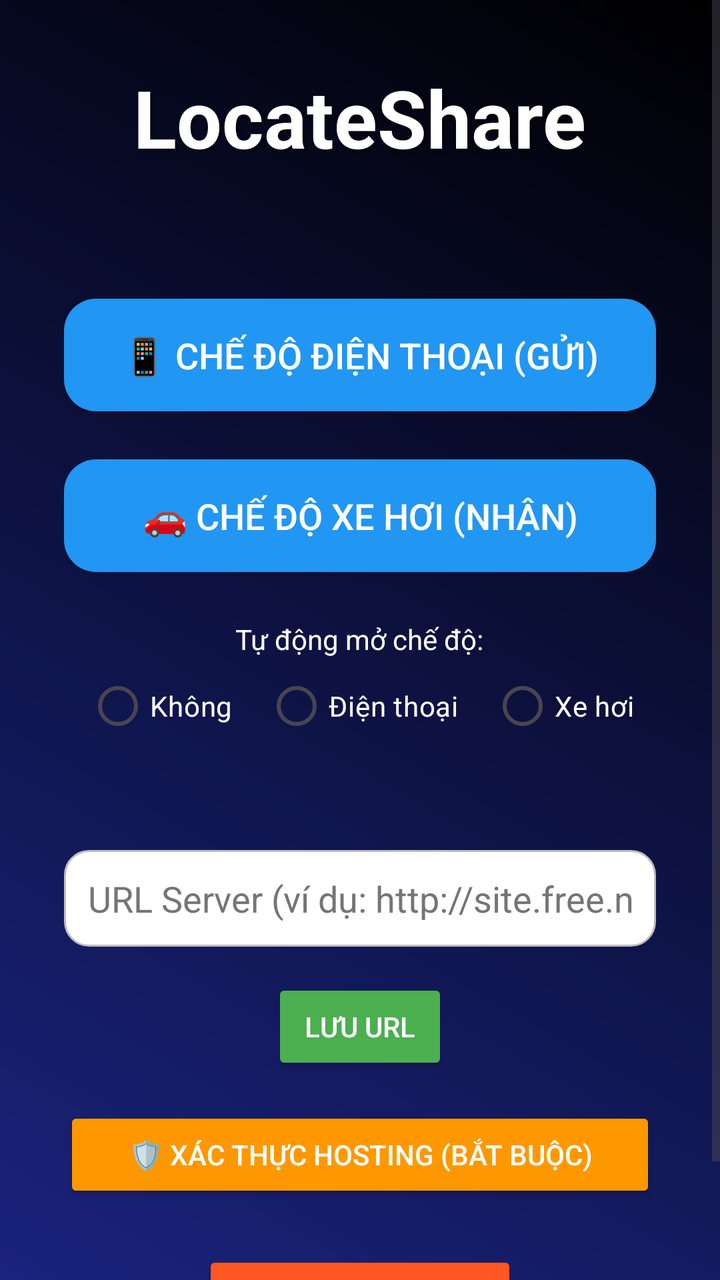
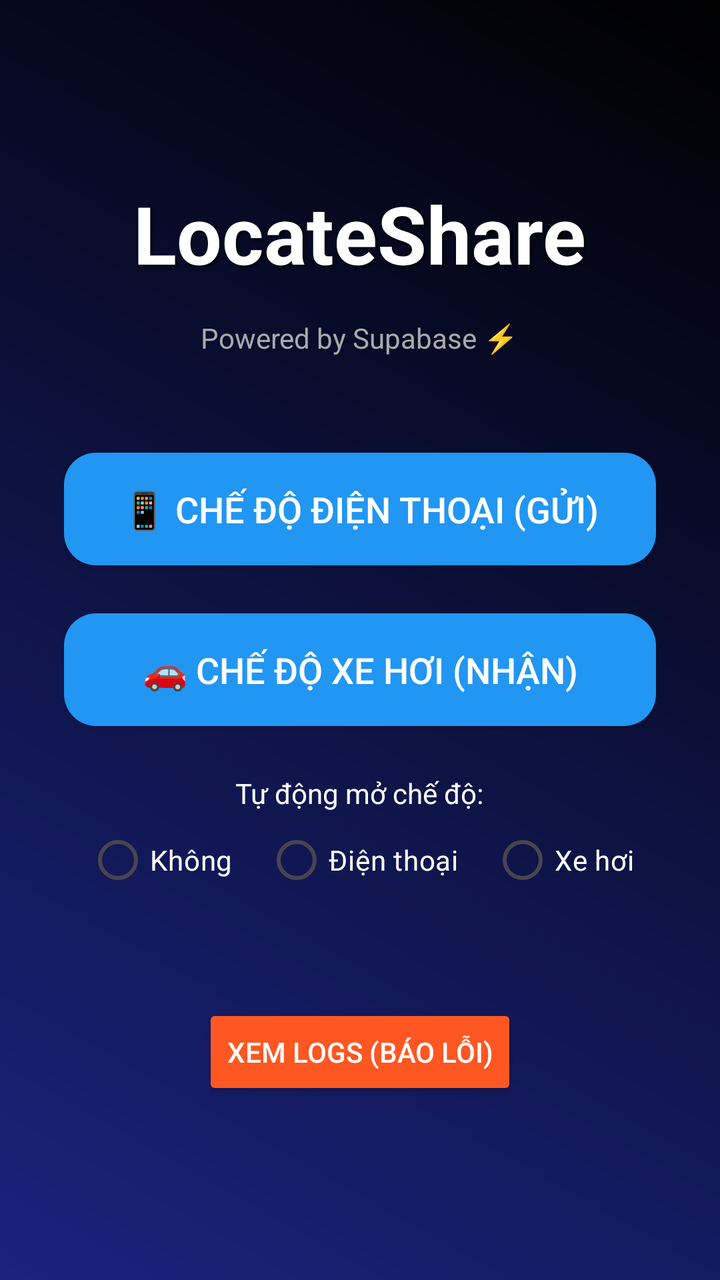

Screens rendered from an Android XML layout before and after an edit, with the pre-edit source and the edit as a unified diff.
<!-- AndroidManifest.xml: application theme Theme.LocateShare -->
<!-- res/layout/activity_main.xml -->
<?xml version="1.0" encoding="utf-8"?>
<ScrollView xmlns:android="http://schemas.android.com/apk/res/android"
    android:layout_width="match_parent"
    android:layout_height="match_parent"
    android:fillViewport="true"
    android:background="@drawable/gradient_background">

    <LinearLayout
        android:layout_width="match_parent"
        android:layout_height="wrap_content"
        android:orientation="vertical"
        android:gravity="center"
        android:padding="32dp">

        <TextView
            android:layout_width="wrap_content"
            android:layout_height="wrap_content"
            android:text="LocateShare"
            android:textSize="40sp"
            android:textStyle="bold"
            android:textColor="#FFFFFF"
            android:layout_marginBottom="64dp"
            android:shadowColor="#000000"
            android:shadowDx="2"
            android:shadowDy="2"
            android:shadowRadius="4"/>

        <Button
            android:id="@+id/btnPhoneMode"
            android:layout_width="match_parent"
            android:layout_height="wrap_content"
            android:text="📱 Chế độ Điện Thoại (Gửi)"
            android:padding="16dp"
            android:textSize="18sp"
            android:background="@drawable/rounded_button"
            android:textColor="#FFFFFF"
            android:layout_marginBottom="24dp"/>

        <Button
            android:id="@+id/btnCarMode"
            android:layout_width="match_parent"
            android:layout_height="wrap_content"
            android:text="🚗 Chế độ Xe Hơi (Nhận)"
            android:padding="16dp"
            android:textSize="18sp"
            android:background="@drawable/rounded_button"
            android:textColor="#FFFFFF"/>

        <TextView
            android:layout_width="wrap_content"
            android:layout_height="wrap_content"
            android:text="Tự động mở chế độ:"
            android:textColor="#FFFFFF"
            android:layout_marginTop="24dp"/>

        <RadioGroup
            android:id="@+id/rgDefaultMode"
            android:layout_width="match_parent"
            android:layout_height="wrap_content"
            android:orientation="horizontal"
            android:gravity="center">

            <RadioButton
                android:id="@+id/rbNone"
                android:layout_width="wrap_content"
                android:layout_height="wrap_content"
                android:text="Không"
                android:textColor="#FFFFFF"
                android:layout_marginEnd="16dp"/>

            <RadioButton
                android:id="@+id/rbPhone"
                android:layout_width="wrap_content"
                android:layout_height="wrap_content"
                android:text="Điện thoại"
                android:textColor="#FFFFFF"
                android:layout_marginEnd="16dp"/>

            <RadioButton
                android:id="@+id/rbCar"
                android:layout_width="wrap_content"
                android:layout_height="wrap_content"
                android:text="Xe hơi"
                android:textColor="#FFFFFF"/>
        </RadioGroup>

        <EditText
            android:id="@+id/etServerUrl"
            android:layout_width="match_parent"
            android:layout_height="wrap_content"
            android:hint="URL Server (ví dụ: http://site.free.nf)"
            android:layout_marginTop="48dp"
            android:inputType="textUri"
            android:background="@drawable/input_background"
            android:padding="12dp"
            android:textColor="#000000"
            android:textColorHint="#757575"/>

        <Button
            android:id="@+id/btnSaveUrl"
            android:layout_width="wrap_content"
            android:layout_height="wrap_content"
            android:text="Lưu URL"
            android:layout_marginTop="16dp"
            android:backgroundTint="#4CAF50"
            android:textColor="#FFFFFF"/>

        <Button
            android:id="@+id/btnVerify"
            android:layout_width="match_parent"
            android:layout_height="wrap_content"
            android:text="🛡️ Xác thực Hosting (Bắt buộc)"
            android:layout_marginTop="16dp"
            android:backgroundTint="#FF9800"
            android:textColor="#FFFFFF"/>

        <Button
            android:id="@+id/btnViewLogs"
            android:layout_width="wrap_content"
            android:layout_height="wrap_content"
            android:text="Xem Logs (Báo lỗi)"
            android:layout_marginTop="24dp"
            android:backgroundTint="#FF5722"
            android:textColor="#FFFFFF"/>



    </LinearLayout>
</ScrollView>
<!-- resources referenced by this layout -->
<resources>
  <!-- drawable gradient_background (drawable) -->
  <?xml version="1.0" encoding="utf-8"?>
  <shape xmlns:android="http://schemas.android.com/apk/res/android">
      <gradient
          android:startColor="#1A237E"
          android:endColor="#000000"
          android:angle="45"/>
  </shape>
  <!-- drawable input_background (drawable) -->
  <?xml version="1.0" encoding="utf-8"?>
  <shape xmlns:android="http://schemas.android.com/apk/res/android"
      android:shape="rectangle">
      <solid android:color="#FFFFFF"/>
      <corners android:radius="12dp"/>
      <stroke android:width="1dp" android:color="#BDBDBD"/>
      <padding android:left="16dp" android:right="16dp"/>
  </shape>
  <!-- drawable rounded_button (drawable) -->
  <?xml version="1.0" encoding="utf-8"?>
  <shape xmlns:android="http://schemas.android.com/apk/res/android"
      android:shape="rectangle">
      <solid android:color="#2196F3"/>
      <corners android:radius="16dp"/>
      <padding android:left="16dp" android:top="12dp" android:right="16dp" android:bottom="12dp"/>
  </shape>
  <style name="Theme.LocateShare" parent="Base.Theme.LocateShare" />
  <style name="Base.Theme.LocateShare" parent="Theme.Material3.DayNight.NoActionBar">
          
          
      </style>
</resources>

<!-- the commit's change to res/layout/activity_main.xml (unified diff, before → after) -->
@@ -19,11 +19,19 @@
             android:textSize="40sp"
             android:textStyle="bold"
             android:textColor="#FFFFFF"
-            android:layout_marginBottom="64dp"
+            android:layout_marginBottom="16dp"
             android:shadowColor="#000000"
             android:shadowDx="2"
             android:shadowDy="2"
             android:shadowRadius="4"/>
+
+        <TextView
+            android:layout_width="wrap_content"
+            android:layout_height="wrap_content"
+            android:text="Powered by Supabase ⚡"
+            android:textSize="14sp"
+            android:textColor="#AAAAAA"
+            android:layout_marginBottom="48dp" />
 
         <Button
             android:id="@+id/btnPhoneMode"
@@ -84,46 +92,14 @@
                 android:textColor="#FFFFFF"/>
         </RadioGroup>
 
-        <EditText
-            android:id="@+id/etServerUrl"
-            android:layout_width="match_parent"
-            android:layout_height="wrap_content"
-            android:hint="URL Server (ví dụ: http://site.free.nf)"
-            android:layout_marginTop="48dp"
-            android:inputType="textUri"
-            android:background="@drawable/input_background"
-            android:padding="12dp"
-            android:textColor="#000000"
-            android:textColorHint="#757575"/>
-
-        <Button
-            android:id="@+id/btnSaveUrl"
-            android:layout_width="wrap_content"
-            android:layout_height="wrap_content"
-            android:text="Lưu URL"
-            android:layout_marginTop="16dp"
-            android:backgroundTint="#4CAF50"
-            android:textColor="#FFFFFF"/>
-
-        <Button
-            android:id="@+id/btnVerify"
-            android:layout_width="match_parent"
-            android:layout_height="wrap_content"
-            android:text="🛡️ Xác thực Hosting (Bắt buộc)"
-            android:layout_marginTop="16dp"
-            android:backgroundTint="#FF9800"
-            android:textColor="#FFFFFF"/>
-
         <Button
             android:id="@+id/btnViewLogs"
             android:layout_width="wrap_content"
             android:layout_height="wrap_content"
             android:text="Xem Logs (Báo lỗi)"
-            android:layout_marginTop="24dp"
+            android:layout_marginTop="48dp"
             android:backgroundTint="#FF5722"
             android:textColor="#FFFFFF"/>
 
-
-
     </LinearLayout>
 </ScrollView>
<!-- resource entries referenced after the edit -->
@@ -7,15 +7,6 @@
           android:startColor="#1A237E"
           android:endColor="#000000"
           android:angle="45"/>
-  </shape>
-  <!-- drawable input_background (drawable) -->
-  <?xml version="1.0" encoding="utf-8"?>
-  <shape xmlns:android="http://schemas.android.com/apk/res/android"
-      android:shape="rectangle">
-      <solid android:color="#FFFFFF"/>
-      <corners android:radius="12dp"/>
-      <stroke android:width="1dp" android:color="#BDBDBD"/>
-      <padding android:left="16dp" android:right="16dp"/>
   </shape>
   <!-- drawable rounded_button (drawable) -->
   <?xml version="1.0" encoding="utf-8"?>
